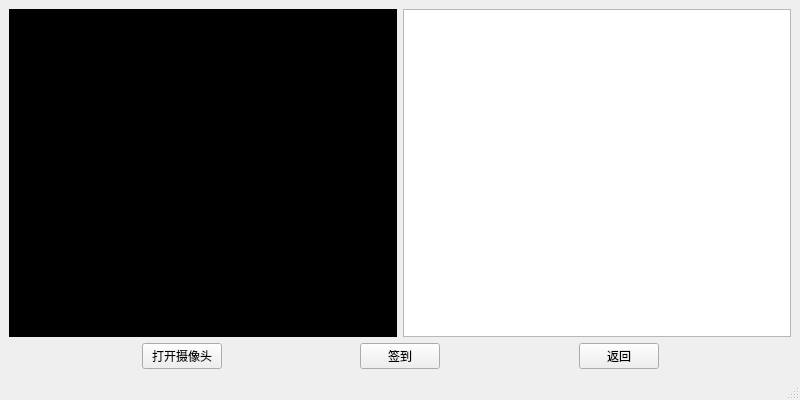
This is myUI/Check2_Form.ui in Seris-Gas-Company/Face-check-in-system as Qt 5 draws it before an edit. The edited form follows.
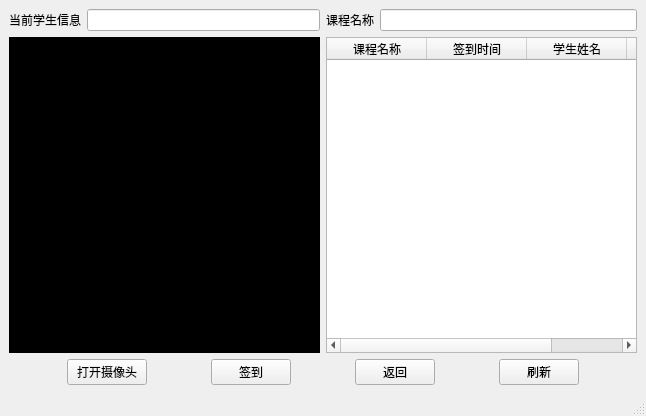
This is the edited form. Icons and pictures are not drawn.

Commit message: 实时签到功能实现

The edit to the form file:
```diff
--- a/myUI/Check2_Form.ui
+++ b/myUI/Check2_Form.ui
@@ -6,8 +6,8 @@
    <rect>
     <x>0</x>
     <y>0</y>
-    <width>800</width>
-    <height>400</height>
+    <width>646</width>
+    <height>416</height>
    </rect>
   </property>
   <property name="sizePolicy">
@@ -30,12 +30,32 @@
      <verstretch>0</verstretch>
     </sizepolicy>
    </property>
-   <layout class="QHBoxLayout" name="horizontalLayout_3">
+   <layout class="QHBoxLayout" name="horizontalLayout_4">
     <item>
      <layout class="QGridLayout" name="gridLayout">
-      <item row="0" column="0">
+      <item row="0" column="0" colspan="9">
+       <layout class="QHBoxLayout" name="horizontalLayout_3">
+        <item>
+         <layout class="QVBoxLayout" name="verticalLayout_2">
+          <item>
        <layout class="QHBoxLayout" name="horizontalLayout">
         <item>
+             <widget class="QLabel" name="label_2">
+              <property name="text">
+               <string>当前学生信息</string>
+              </property>
+             </widget>
+            </item>
+            <item>
+             <widget class="QLineEdit" name="lineEdit_2">
+              <property name="readOnly">
+               <bool>true</bool>
+              </property>
+             </widget>
+            </item>
+           </layout>
+          </item>
+          <item>
          <widget class="QLabel" name="label">
           <property name="sizePolicy">
            <sizepolicy hsizetype="Expanding" vsizetype="Expanding">
@@ -57,14 +77,53 @@
           </property>
          </widget>
         </item>
-        <item>
-         <widget class="QTableWidget" name="tableWidget"/>
-        </item>
-       </layout>
-      </item>
-      <item row="1" column="0">
+         </layout>
+        </item>
+        <item>
+         <layout class="QVBoxLayout" name="verticalLayout">
+          <item>
        <layout class="QHBoxLayout" name="horizontalLayout_2">
         <item>
+             <widget class="QLabel" name="label_3">
+              <property name="text">
+               <string>课程名称</string>
+              </property>
+             </widget>
+            </item>
+            <item>
+             <widget class="QLineEdit" name="lineEdit"/>
+            </item>
+           </layout>
+          </item>
+          <item>
+           <widget class="QTableWidget" name="tableWidget">
+            <column>
+             <property name="text">
+              <string>课程名称</string>
+             </property>
+            </column>
+            <column>
+             <property name="text">
+              <string>签到时间</string>
+             </property>
+            </column>
+            <column>
+             <property name="text">
+              <string>学生姓名</string>
+             </property>
+            </column>
+            <column>
+             <property name="text">
+              <string>学生学号</string>
+             </property>
+            </column>
+           </widget>
+          </item>
+         </layout>
+        </item>
+       </layout>
+      </item>
+      <item row="1" column="0">
          <spacer name="horizontalSpacer">
           <property name="orientation">
            <enum>Qt::Horizontal</enum>
@@ -77,14 +136,14 @@
           </property>
          </spacer>
         </item>
-        <item>
+      <item row="1" column="1">
          <widget class="QPushButton" name="pushButton">
           <property name="text">
            <string>打开摄像头</string>
           </property>
          </widget>
         </item>
-        <item>
+      <item row="1" column="2">
          <spacer name="horizontalSpacer_2">
           <property name="orientation">
            <enum>Qt::Horizontal</enum>
@@ -97,14 +156,14 @@
           </property>
          </spacer>
         </item>
-        <item>
+      <item row="1" column="3">
          <widget class="QPushButton" name="pushButton_2">
           <property name="text">
            <string>签到</string>
           </property>
          </widget>
         </item>
-        <item>
+      <item row="1" column="4">
          <spacer name="horizontalSpacer_3">
           <property name="orientation">
            <enum>Qt::Horizontal</enum>
@@ -117,14 +176,14 @@
           </property>
          </spacer>
         </item>
-        <item>
+      <item row="1" column="5">
          <widget class="QPushButton" name="pushButton_3">
           <property name="text">
            <string>返回</string>
           </property>
          </widget>
         </item>
-        <item>
+      <item row="1" column="6">
          <spacer name="horizontalSpacer_4">
           <property name="orientation">
            <enum>Qt::Horizontal</enum>
@@ -137,7 +196,25 @@
           </property>
          </spacer>
         </item>
-       </layout>
+      <item row="1" column="7">
+       <widget class="QPushButton" name="pushButton_4">
+        <property name="text">
+         <string>刷新</string>
+        </property>
+       </widget>
+      </item>
+      <item row="1" column="8">
+       <spacer name="horizontalSpacer_5">
+        <property name="orientation">
+         <enum>Qt::Horizontal</enum>
+        </property>
+        <property name="sizeHint" stdset="0">
+         <size>
+          <width>40</width>
+          <height>20</height>
+         </size>
+        </property>
+       </spacer>
       </item>
      </layout>
     </item>
```
Left out of the diff: 31 changed lines with no effect on the pictures. Lines whose indentation alone changed are shown as unchanged. The commit also changes 3 other files.
